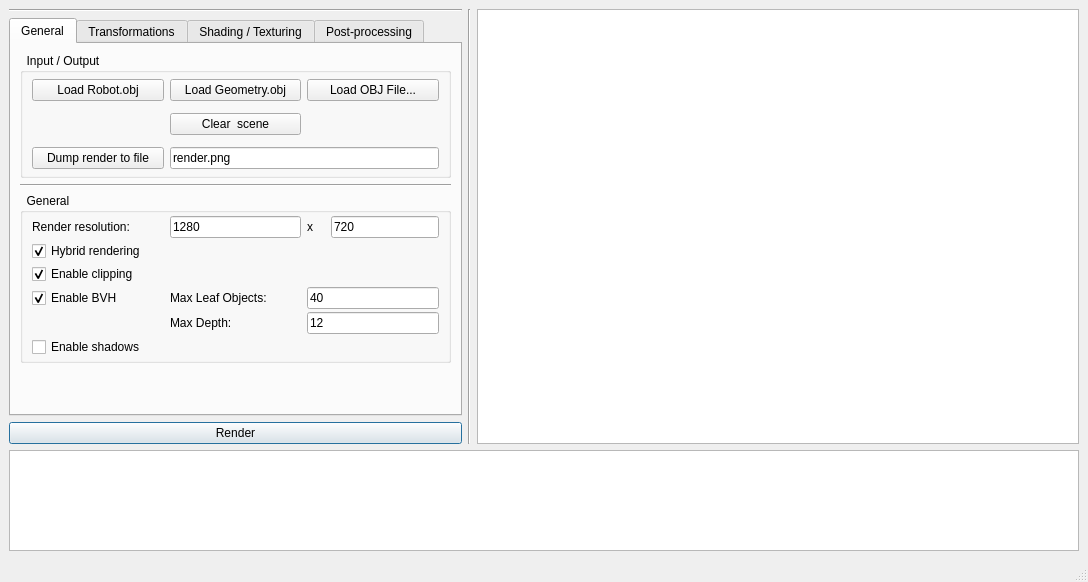
This is tp2/projets/QT/mainwindow.ui in TomClabault/RayTracerCPP as Qt 5 draws it before an edit. The edited form follows.
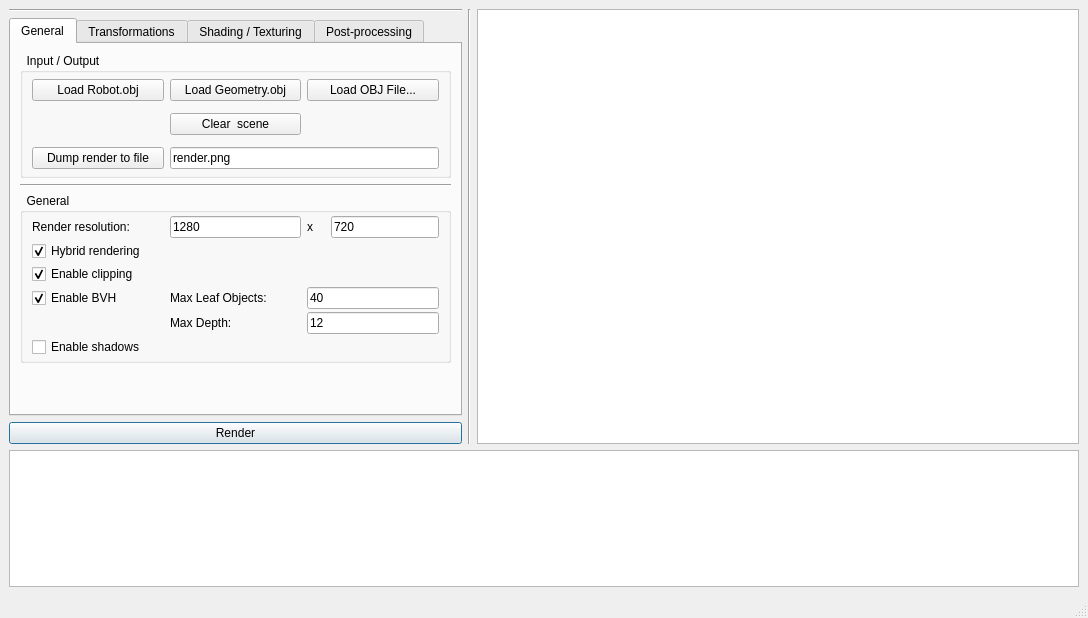
This is the edited form. The open tabs and pages were chosen to show the change.

```diff
--- a/tp2/projets/QT/mainwindow.ui
+++ b/tp2/projets/QT/mainwindow.ui
@@ -7,7 +7,7 @@
     <x>0</x>
     <y>0</y>
     <width>1088</width>
-    <height>582</height>
+    <height>618</height>
    </rect>
   </property>
   <property name="windowTitle">
```
Left out of the diff: 2 changed lines with no effect on the pictures.
